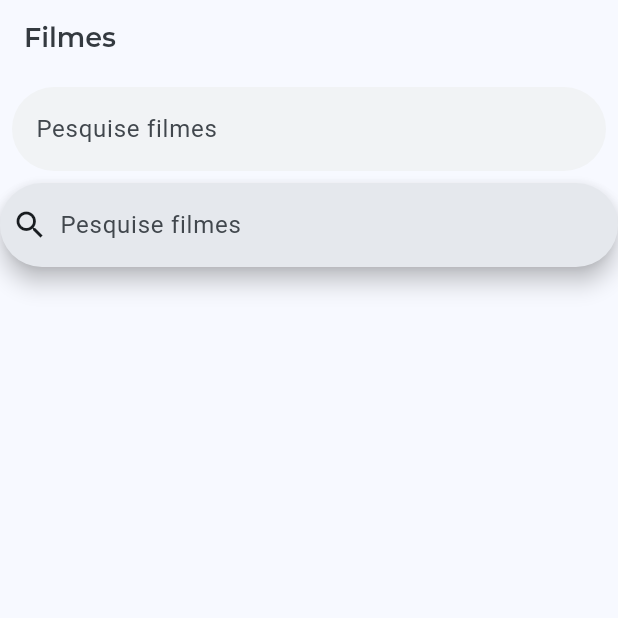
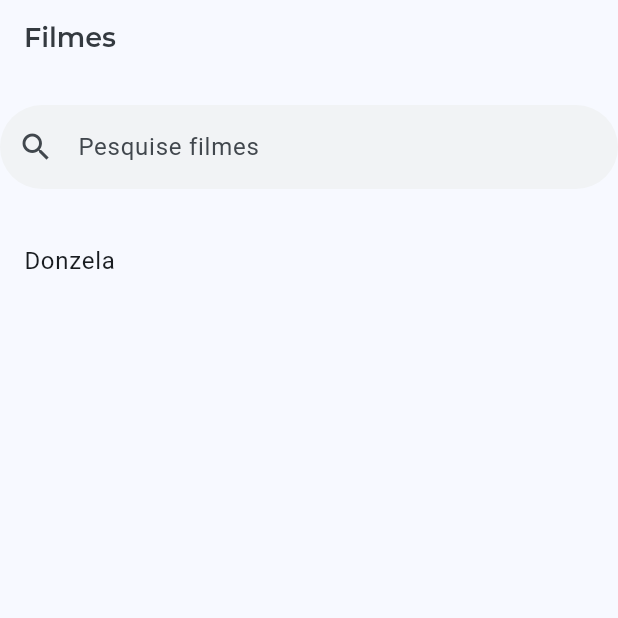
Before and after one commit to patrickmartx/film_reviewer, a Flutter app: the screen it shows after launch, on a phone screen of 412 x 824 dp, the top half of it. Run offline on Flutter 3.47's test engine with Material 3 defaults, Android fonts, the light colour scheme and no system bars; our stand-ins replace google_fonts.

Commit message:
TASK-2 - criação de botão de busca e entidade de filmes.

```diff
--- /dev/null
+++ b/lib/model/entity/Movie.dart
@@ -0,0 +1,28 @@
+class Movie {
+  final String posterUrl;
+  final double rating;
+  final String title;
+  final String originalTitle;
+  final int releaseYear;
+  final double duration;
+  final List<String> genres;
+  final String description;
+  final double budget;
+  final String producer;
+  final List<String> directos;
+  final List<String> cast;
+
+  Movie(
+      {required this.posterUrl,
+      required this.rating,
+      required this.title,
+      required this.originalTitle,
+      required this.releaseYear,
+      required this.duration,
+      required this.genres,
+      required this.description,
+      required this.budget,
+      required this.producer,
+      required this.directos,
+      required this.cast});
+}
--- a/lib/pages/HomePage.dart
+++ b/lib/pages/HomePage.dart
@@ -1,3 +1,5 @@
+import 'package:film_reviewer/model/entity/movie.dart';
+import 'package:film_reviewer/utils/SearchBox.dart';
 import 'package:flutter/material.dart';
 import 'package:flutter/widgets.dart';
 import 'package:google_fonts/google_fonts.dart';
@@ -11,6 +13,26 @@ class HomePage extends StatefulWidget {
 
 class _HomePageState extends State<HomePage> {
   String pageName = 'Filmes';
+
+  static List<Movie> moviesList = [
+
+    Movie(
+        posterUrl:
+            "https://www.themoviedb.org/t/p/w600_and_h900_bestv2/sMp34cNKjIb18UBOCoAv4DpCxwY.jpg",
+        rating: 73.0,
+        title: "Donzela",
+        originalTitle: "Damsel",
+        releaseYear: 2024,
+        duration: 1.50,
+        genres: ["Fantasia", "Aventura", "Ação"],
+        description:
+            "O casamento de uma jovem com um príncipe encantado se transforma em uma luta por sobrevivência quando ela é oferecida em sacrifício a um dragão que cospe fogo.",
+        budget: 60000000.00,
+        producer: "Netflix",
+        directos: ["Juan Carlos Fresnadillo"],
+        cast: ["Millie Bobby Brown", "Ray Winstone", "Angela Bassett", "Brooke Carter"]
+        ),
+  ];
 
   @override
   Widget build(BuildContext context) {
@@ -28,51 +50,34 @@ class _HomePageState extends State<HomePage> {
           ),
         ),
       ),
-      body: Column(children: [
+      body: Column(
+          mainAxisAlignment: MainAxisAlignment.start,
+          crossAxisAlignment: CrossAxisAlignment.center,
+          children: [
+            SizedBox(
+              height: 20.0,
+            ),
+
             Container(
               child: SearchBox(),
             ),
-        Container(
-          child: SearchBar(
-            leading: Icon(Icons.search),
-            hintText: 'Pesquise filmes',
+            SizedBox(
+              height: 20.0,
             ),
-        )
+            Row(),
+            Expanded(
+                child: ListView.builder(
+                    itemCount: moviesList.length,
+                    itemBuilder: (context, index) => ListTile(
+                          title: Text(moviesList[index].title),
+                        ))),
+            // Container(
+            //   child: SearchBar(
+            //     leading: Icon(Icons.search),
+            //     hintText: 'Pesquise filmes',
+            //   ),
+            // )
           ]),
     );
   }
 }
-
-class SearchBox extends StatelessWidget {
-  String searchText = '';
-
-  @override
-  Widget build(BuildContext context) {
-    return SizedBox(
-      // width: MediaQuery.of(context).size.width,
-      // height: MediaQuery.of(context).size.height,
-      child: Padding(
-        padding: const EdgeInsets.all(8.0),
-        child: Column(
-          mainAxisAlignment: MainAxisAlignment.start,
-          children: [
-            TextField(
-              onChanged: (text) {
-                searchText = text;
-              },
-              decoration: InputDecoration(
-                  labelText: 'Pesquise filmes',
-                  filled: true,
-                  fillColor: Color.fromRGBO(241, 243, 245, 1),
-                  // rgba(241, 243, 245, 1)
-                  border: OutlineInputBorder(
-                    borderRadius: BorderRadius.circular(100.0),
-                    borderSide: BorderSide.none,
-                  )),
-            ),
-          ],
-        ),
-      ),
-    );
-  }
-}
--- /dev/null
+++ b/lib/utils/SearchBox.dart
@@ -0,0 +1,27 @@
+import 'package:flutter/material.dart';
+
+class SearchBox extends StatelessWidget {
+  String searchedFilm = '';
+
+  @override
+  Widget build(BuildContext context) {
+    return TextField(
+      onChanged: (text) {
+        searchedFilm = text;
+      },
+      style: const TextStyle(
+        color: Color.fromRGBO(134, 142, 150, 1),
+      ),
+      decoration: InputDecoration(
+        filled: true,
+        fillColor: const Color.fromRGBO(241, 243, 245, 1),
+        border: OutlineInputBorder(
+          borderRadius: BorderRadius.circular(100.0),
+          borderSide: BorderSide.none,
+        ),
+        hintText: "Pesquise filmes",
+        prefixIcon: const Icon(Icons.search),
+      ),
+    );
+  }
+}
--- a/pubspec.yaml
+++ b/pubspec.yaml
@@ -63,6 +63,8 @@ flutter:
   # assets:
   #   - images/a_dot_burr.jpeg
   #   - images/a_dot_ham.jpeg
+  assets:
+    - assets/
 
   # An image asset can refer to one or more resolution-specific "variants", see
   # https://flutter.dev/assets-and-images/#resolution-aware
```
Also changed, not shown: assets/icons/search.png (added). Lines whose indentation alone changed are shown as unchanged.
